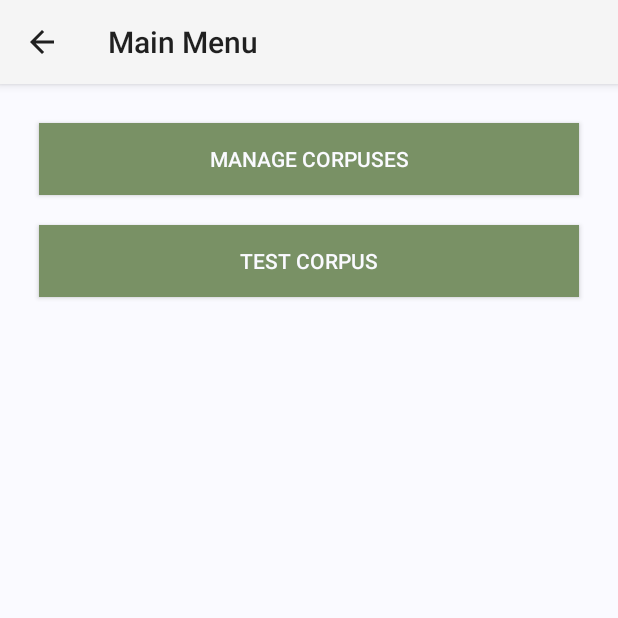
After one commit to Aryetis/dronevoicerecognition, an Android app: the MainMenuActivity screen opened directly, with no data from a screen before it, on a phone screen of 412 x 824 dp, the top half of it. The commit adds this screen. Run offline under Robolectric (Android 15) with nearby library versions, the phone set to English and light mode, and no system bars.

Commit message:
Added main menu + Navigation between launcher and menu

```diff
--- a/app/src/main/AndroidManifest.xml
+++ b/app/src/main/AndroidManifest.xml
@@ -15,6 +15,10 @@
                 <category android:name="android.intent.category.LAUNCHER" />
             </intent-filter>
         </activity>
+        <activity android:name=".MainMenuActivity"
+            android:parentActivityName=".LauncherActivity">
+
+        </activity>
     </application>
 
 </manifest>
--- a/app/src/main/java/com/dvr/mel/dronevoicerecognition/LauncherActivity.java
+++ b/app/src/main/java/com/dvr/mel/dronevoicerecognition/LauncherActivity.java
@@ -1,14 +1,18 @@
 package com.dvr.mel.dronevoicerecognition;
 
 import android.app.Activity;
+import android.content.Intent;
 import android.graphics.Typeface;
 import android.support.v7.app.AppCompatActivity;
 import android.os.Bundle;
+import android.view.View;
 import android.view.Window;
 import android.view.WindowManager;
+import android.widget.Button;
 import android.widget.TextView;
 
 public class LauncherActivity extends Activity {
+
 
     @Override
     protected void onCreate(Bundle savedInstanceState) {
@@ -28,5 +32,11 @@ public class LauncherActivity extends Activity {
         Typeface custom_font = Typeface.createFromAsset(getAssets(),  "fonts/letraHipster.ttf");
         tx.setTypeface(custom_font);
 
+
+    }
+
+    public void startMainMenuActivity(View view) {
+        Intent intent = new Intent(this, MainMenuActivity.class);
+        startActivity(intent);
     }
 }
--- /dev/null
+++ b/app/src/main/java/com/dvr/mel/dronevoicerecognition/MainMenuActivity.java
@@ -0,0 +1,25 @@
+package com.dvr.mel.dronevoicerecognition;
+
+import android.app.Activity;
+import android.support.v7.app.AppCompatActivity;
+import android.os.Bundle;
+
+public class MainMenuActivity extends Activity {
+
+    @Override
+    protected void onCreate(Bundle savedInstanceState) {
+        setTitle("Main Menu");
+
+        super.onCreate(savedInstanceState);
+        //Icon
+
+        if(getActionBar()!=null) {
+            getActionBar().setHomeButtonEnabled(true);
+            getActionBar().setDisplayHomeAsUpEnabled(true);
+        }
+
+        setContentView(R.layout.activity_main_menu);
+
+
+    }
+}
--- a/app/src/main/res/layout/activity_launcher.xml
+++ b/app/src/main/res/layout/activity_launcher.xml
@@ -5,7 +5,8 @@
     android:id="@+id/activity_launcher"
     android:layout_width="match_parent"
     android:layout_height="match_parent"
-    android:background="@color/colorPrimaryDark">
+    android:background="@color/colorPrimaryDark"
+    >
 
     <TextView
         android:text="Parrot Sumo\nVoice\nRecognition"
@@ -30,10 +31,11 @@
         android:text="Start"
         android:layout_width="wrap_content"
         android:layout_height="wrap_content"
-        android:id="@+id/button"
+        android:id="@+id/startButton"
         tools:theme="@android:style/Theme.Material"
         android:layout_marginBottom="28dp"
         android:layout_alignParentBottom="true"
-        android:layout_centerHorizontal="true" />
+        android:layout_centerHorizontal="true"
+        android:onClick="startMainMenuActivity" />
 
 </RelativeLayout>
--- /dev/null
+++ b/app/src/main/res/layout/activity_main_menu.xml
@@ -0,0 +1,42 @@
+<?xml version="1.0" encoding="utf-8"?>
+<RelativeLayout xmlns:android="http://schemas.android.com/apk/res/android"
+    xmlns:tools="http://schemas.android.com/tools"
+    android:id="@+id/activity_main_menu"
+    android:layout_width="match_parent"
+    android:layout_height="match_parent"
+    android:paddingBottom="@dimen/activity_vertical_margin"
+    android:paddingLeft="@dimen/activity_horizontal_margin"
+    android:paddingRight="@dimen/activity_horizontal_margin"
+    android:paddingTop="@dimen/activity_vertical_margin"
+    tools:context="com.dvr.mel.dronevoicerecognition.MainMenuActivity"
+
+    android:background="@color/colorAccent">
+
+    <LinearLayout
+        android:orientation="vertical"
+        android:layout_width="match_parent"
+        android:layout_height="match_parent"
+        android:id="@+id/menuLinearLayout"
+        android:layout_alignParentTop="true"
+        android:layout_alignParentStart="true">
+
+        <Button
+            android:text="Manage Corpuses"
+            android:layout_width="match_parent"
+            android:layout_height="wrap_content"
+            android:id="@+id/manageCorpusesButton"
+            android:background="@color/colorPrimary"
+            android:layout_margin="10dp"
+            android:textColor="@color/colorAccent" />
+
+        <Button
+            android:text="Test Corpus"
+            android:layout_width="match_parent"
+            android:layout_height="wrap_content"
+            android:id="@+id/testCorpusButton"
+            android:background="@color/colorPrimary"
+            android:layout_margin="10dp"
+            android:textColor="@color/colorAccent" />
+
+    </LinearLayout>
+</RelativeLayout>
```
Also changed, not shown: app/src/main/res/drawable-hdpi/ic_main_menu_action_bar_icon.png (added), app/src/main/res/drawable-mdpi/ic_main_menu_action_bar_icon.png (added), app/src/main/res/drawable-xhdpi/ic_main_menu_action_bar_icon.png (added), app/src/main/res/drawable-xxhdpi/ic_main_menu_action_bar_icon.png (added), app/src/main/res/drawable/parrotsumo.png (deleted), app/src/main/res/mipmap-hdpi/ic_launcher_parrot.png (deleted), app/src/main/res/mipmap-mdpi/ic_launcher_parrot.png (deleted), app/src/main/res/mipmap-xhdpi/ic_launcher_parrot.png (deleted), app/src/main/res/mipmap-xxhdpi/ic_launcher_parrot.png (deleted), app/src/main/res/mipmap-xxxhdpi/ic_launcher_parrot.png (deleted).
